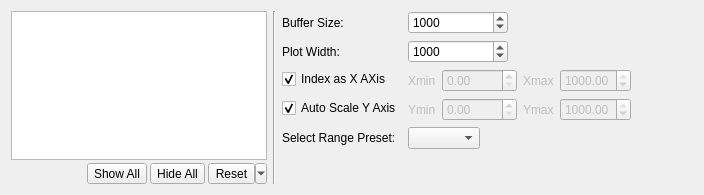
The window that src/plotcontrolpanel.ui (AlexanderAmelkin/SerialPlot) describes before a commit, drawn with Qt 5.
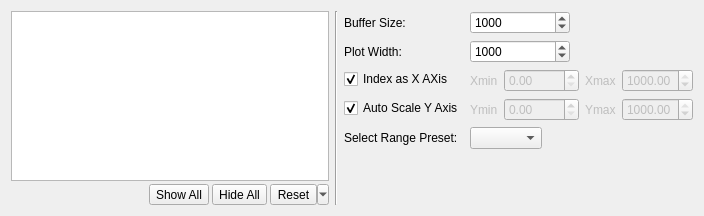
The same window after the commit. Custom widgets are drawn as their Qt base class.

Commit message: make channel table fill the panel

Patch:
```diff
--- a/src/plotcontrolpanel.ui
+++ b/src/plotcontrolpanel.ui
@@ -17,7 +17,7 @@
    <item>
     <widget class="QWidget" name="widget" native="true">
      <property name="sizePolicy">
-      <sizepolicy hsizetype="Maximum" vsizetype="Preferred">
+      <sizepolicy hsizetype="MinimumExpanding" vsizetype="Preferred">
        <horstretch>0</horstretch>
        <verstretch>0</verstretch>
       </sizepolicy>
@@ -41,14 +41,14 @@
       <item>
        <widget class="QTableView" name="tvChannelInfo">
         <property name="sizePolicy">
-         <sizepolicy hsizetype="MinimumExpanding" vsizetype="Expanding">
+         <sizepolicy hsizetype="MinimumExpanding" vsizetype="Fixed">
           <horstretch>0</horstretch>
           <verstretch>0</verstretch>
          </sizepolicy>
         </property>
         <property name="maximumSize">
          <size>
-          <width>300</width>
+          <width>30000</width>
           <height>170</height>
          </size>
         </property>
@@ -409,22 +409,6 @@
      </item>
     </layout>
    </item>
-   <item>
-    <spacer name="horizontalSpacer_2">
-     <property name="orientation">
-      <enum>Qt::Horizontal</enum>
-     </property>
-     <property name="sizeType">
-      <enum>QSizePolicy::MinimumExpanding</enum>
-     </property>
-     <property name="sizeHint" stdset="0">
-      <size>
-       <width>1</width>
-       <height>20</height>
-      </size>
-     </property>
-    </spacer>
-   </item>
   </layout>
  </widget>
  <customwidgets>
```
